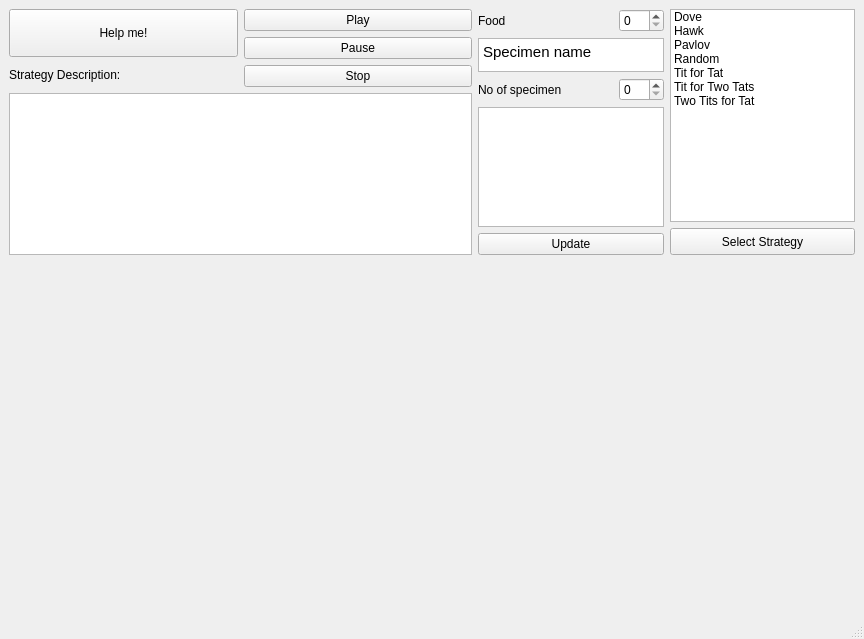
First picture: the form in IPDS_QT_Project/mainwindow.ui, repository MATF-RS20/RS015-ipds-iterated-prisoners-dilemma-simulation, before the edit.
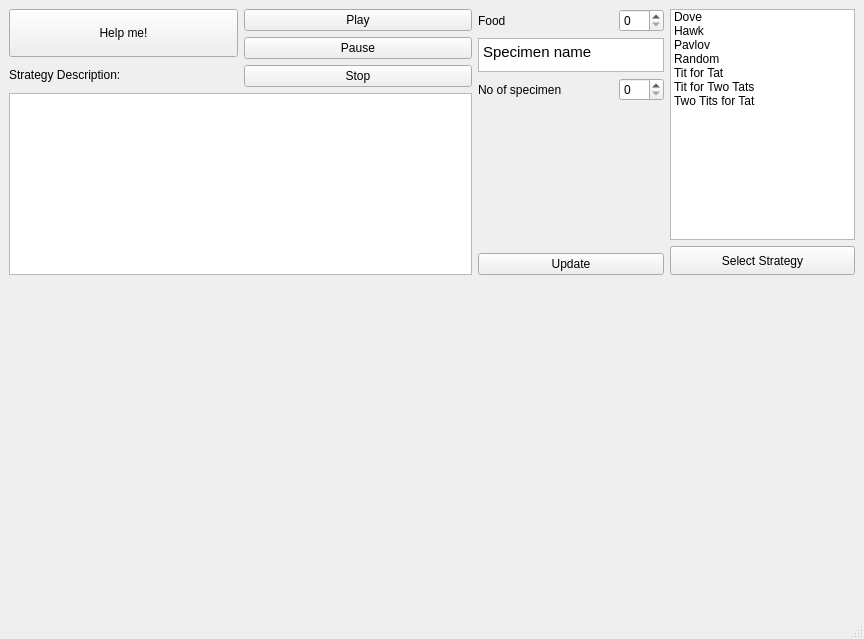
Second picture: the form after the edit. Custom widgets are drawn as their Qt base class.

```diff
--- a/IPDS_QT_Project/mainwindow.ui
+++ b/IPDS_QT_Project/mainwindow.ui
@@ -201,19 +201,19 @@
           <item>
            <layout class="QHBoxLayout" name="horizontalLayout_5">
             <item>
-             <widget class="QGraphicsView" name="graphicsView">
-              <property name="sizePolicy">
-               <sizepolicy hsizetype="Expanding" vsizetype="Expanding">
-                <horstretch>0</horstretch>
-                <verstretch>0</verstretch>
-               </sizepolicy>
-              </property>
+             <widget class="QLabel" name="labelPic">
               <property name="minimumSize">
                <size>
                 <width>0</width>
-                <height>120</height>
+                <height>140</height>
                </size>
               </property>
+              <property name="text">
+               <string/>
+              </property>
+              <property name="alignment">
+               <set>Qt::AlignCenter</set>
+              </property>
              </widget>
             </item>
            </layout>
```
